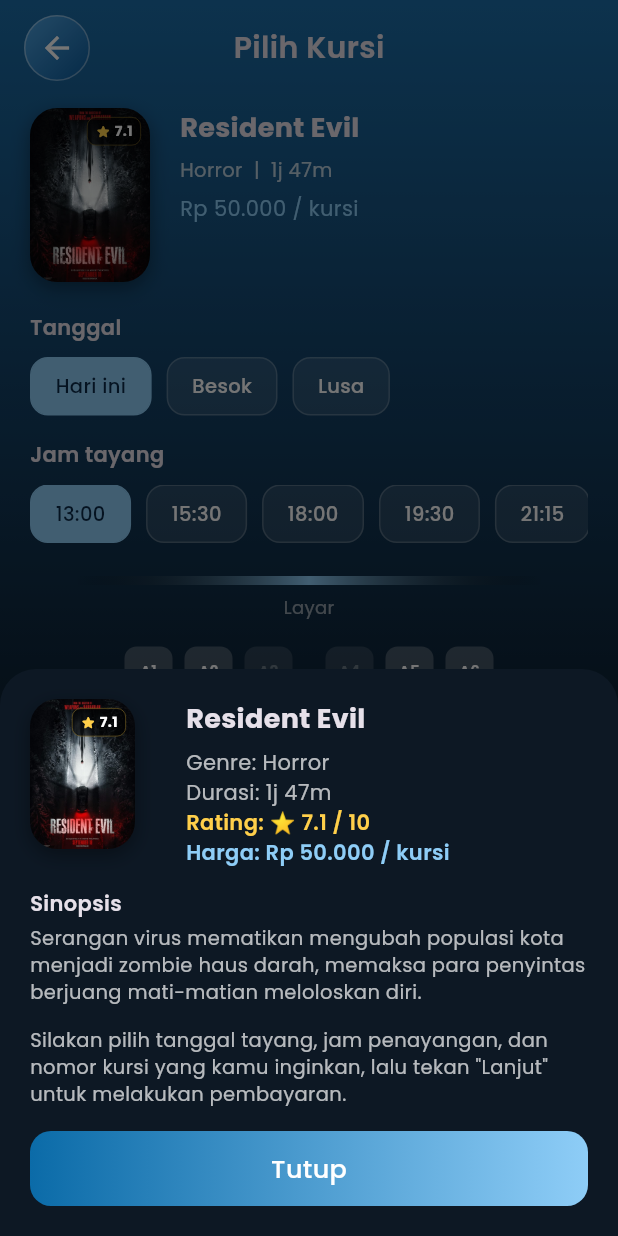
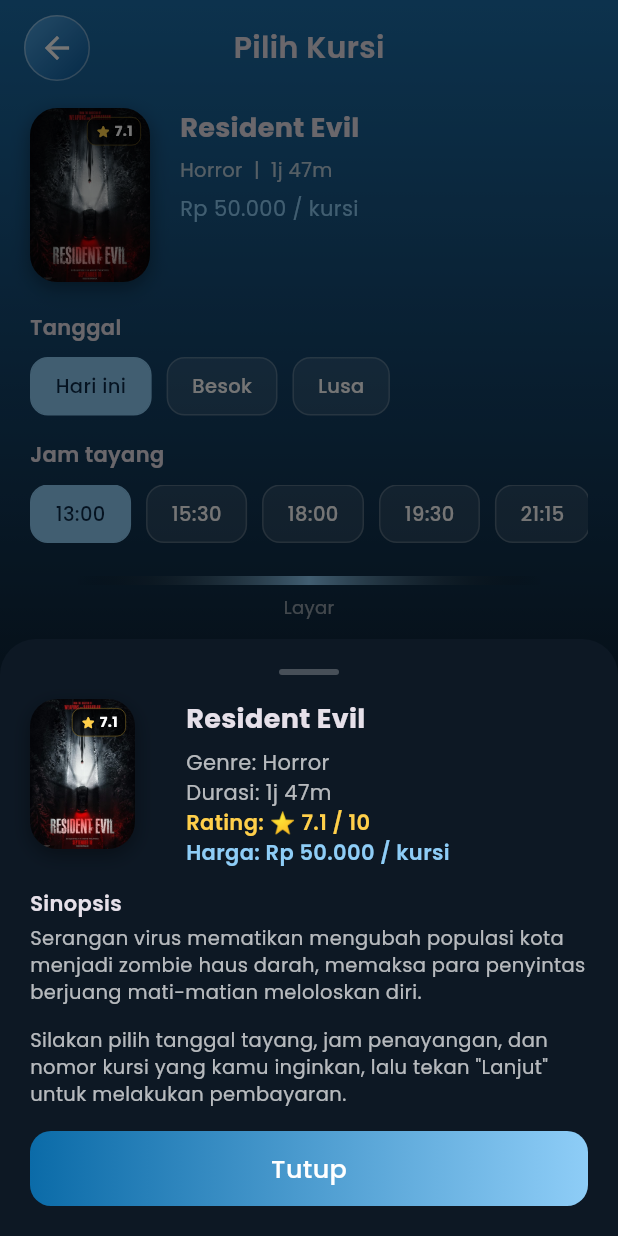
Before and after one commit to dharwin212/tiktap, a Flutter app: the SeatScreen screen opened directly with sample values from the repository, after a tap on "7.1", on a phone screen of 412 x 824 dp. Run offline on Flutter 3.47's test engine with Material 3 defaults, Android fonts, the phone set to English and light mode, and no system bars; our stand-ins replace barcode_widget, google_fonts, image_picker, shared_preferences, supabase_flutter; accounts and stored records are empty.

Commit message:
fix: atasi overflow garis kuning hitam pada modal bottom sheet pay with dan detail film

```diff
--- a/lib/screens/seat_screen.dart
+++ b/lib/screens/seat_screen.dart
@@ -77,16 +77,32 @@
   void _showMovieInfo(Movie m) {
     showModalBottomSheet(
       context: context,
+      isScrollControlled: true,
       backgroundColor: const Color(0xFF0D1824),
       shape: const RoundedRectangleBorder(
           borderRadius: BorderRadius.vertical(top: Radius.circular(24))),
       builder: (ctx) => SafeArea(
-        child: Padding(
+        child: ConstrainedBox(
+          constraints: BoxConstraints(
+            maxHeight: MediaQuery.of(ctx).size.height * 0.85,
+          ),
+          child: SingleChildScrollView(
             padding: const EdgeInsets.all(20),
             child: Column(
               mainAxisSize: MainAxisSize.min,
               crossAxisAlignment: CrossAxisAlignment.start,
               children: [
+                Center(
+                  child: Container(
+                    width: 40,
+                    height: 4,
+                    decoration: BoxDecoration(
+                      color: Colors.white24,
+                      borderRadius: BorderRadius.circular(2),
+                    ),
+                  ),
+                ),
+                const SizedBox(height: 16),
                 Row(
                   crossAxisAlignment: CrossAxisAlignment.start,
                   children: [
@@ -138,6 +154,7 @@
                   onTap: () => Navigator.of(ctx).pop(),
                 ),
               ],
+            ),
           ),
         ),
       ),
```
Also changed, not shown: lib/models.dart (+11 -0 lines), lib/screens/home_screen.dart (+6 -1 lines), lib/screens/order_screen.dart (+66 -7 lines). Lines whose indentation alone changed are shown as unchanged.
